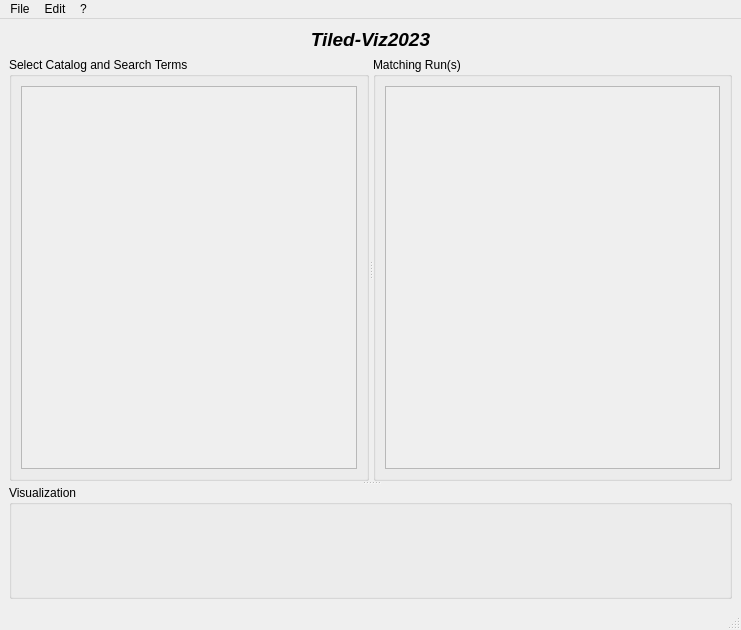
Before: the Qt Designer form gemviz23/demo/resources/mainwindow.ui in BCDA-APS/gemviz, drawn with Qt 5.
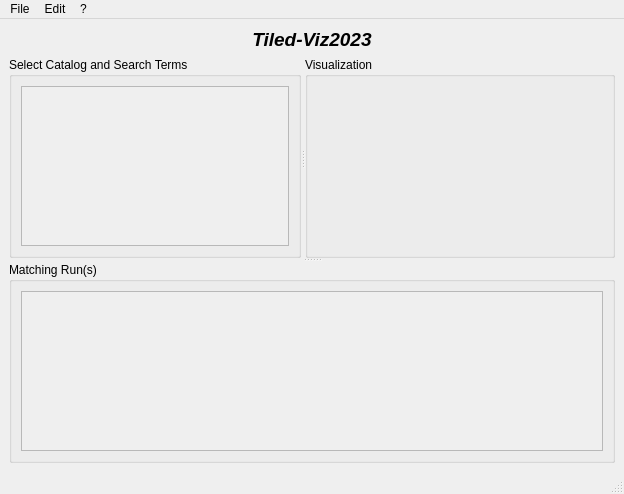
After: the same form once the commit is applied.

Commit message: MNT #24 re-arrange panels per review comment

What changed in the file:
```diff
--- a/gemviz23/demo/resources/mainwindow.ui
+++ b/gemviz23/demo/resources/mainwindow.ui
@@ -6,8 +6,8 @@
    <rect>
     <x>0</x>
     <y>0</y>
-    <width>741</width>
-    <height>630</height>
+    <width>624</width>
+    <height>494</height>
    </rect>
   </property>
   <property name="windowTitle">
@@ -57,14 +57,20 @@
              <rect>
               <x>0</x>
               <y>0</y>
-              <width>377</width>
-              <height>238</height>
+              <width>201</width>
+              <height>157</height>
              </rect>
             </property>
            </widget>
           </widget>
          </item>
         </layout>
+       </widget>
+       <widget class="QGroupBox" name="viz_panel">
+        <property name="title">
+         <string>Visualization</string>
+        </property>
+       </widget>
        </widget>
        <widget class="QGroupBox" name="runs_groupbox">
         <property name="title">
@@ -81,20 +87,14 @@
              <rect>
               <x>0</x>
               <y>0</y>
-              <width>290</width>
-              <height>238</height>
+             <width>580</width>
+             <height>156</height>
              </rect>
             </property>
            </widget>
           </widget>
          </item>
         </layout>
-       </widget>
-      </widget>
-      <widget class="QGroupBox" name="viz_panel">
-       <property name="title">
-        <string>Visualization</string>
-       </property>
       </widget>
      </widget>
     </item>
@@ -105,7 +105,7 @@
     <rect>
      <x>0</x>
      <y>0</y>
-     <width>741</width>
+     <width>624</width>
      <height>20</height>
     </rect>
    </property>
```
Lines whose indentation alone changed are shown as unchanged.
